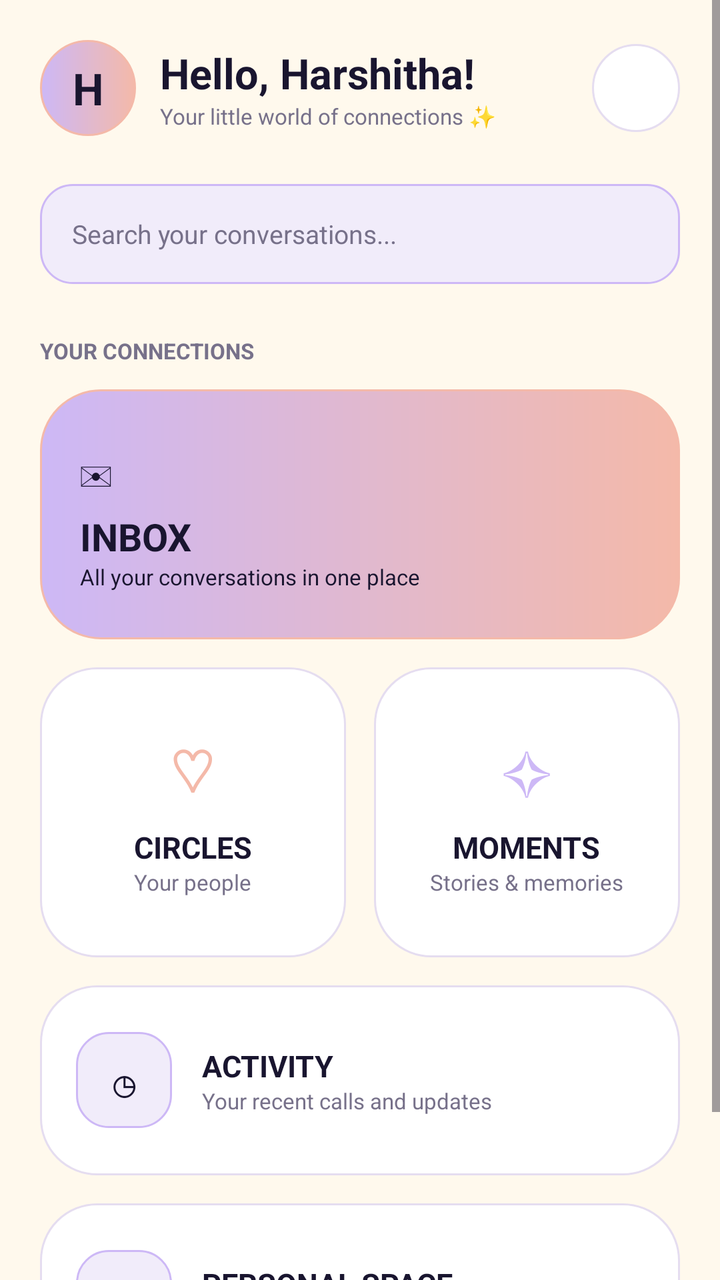
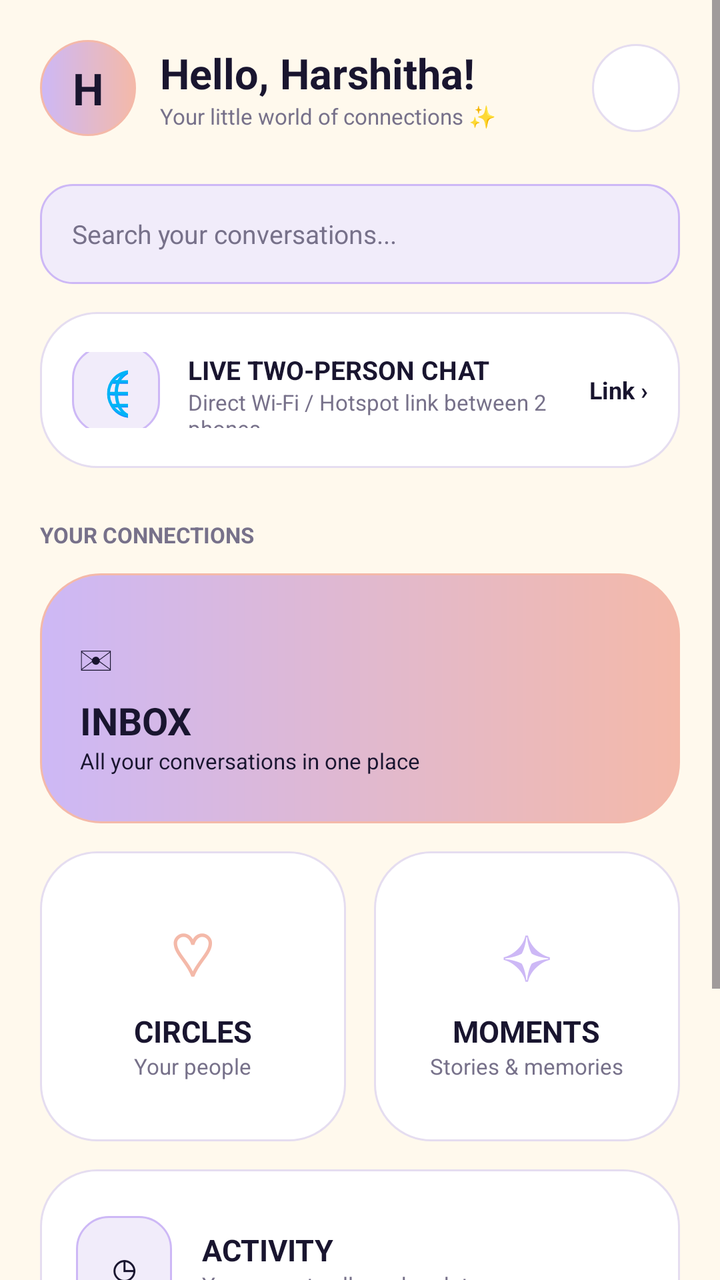

Screens rendered from an Android XML layout before and after an edit, with the pre-edit source and the edit as a unified diff.
<!-- AndroidManifest.xml: application theme Theme.LumaChat -->
<!-- res/layout/activity_main.xml -->
<?xml version="1.0" encoding="utf-8"?>
<ScrollView xmlns:android="http://schemas.android.com/apk/res/android"
    android:id="@+id/main"
    android:layout_width="match_parent"
    android:layout_height="match_parent"
    android:background="@color/background"
    android:fillViewport="true">

    <LinearLayout
        android:layout_width="match_parent"
        android:layout_height="wrap_content"
        android:orientation="vertical"
        android:padding="20dp">

        
        <LinearLayout
            android:layout_width="match_parent"
            android:layout_height="wrap_content"
            android:gravity="center_vertical"
            android:orientation="horizontal">

            <TextView
                android:id="@+id/tvHeaderAvatar"
                android:layout_width="48dp"
                android:layout_height="48dp"
                android:background="@drawable/button_background"
                android:gravity="center"
                android:text="H"
                android:textColor="@color/midnight_navy"
                android:textSize="22sp"
                android:textStyle="bold" />

            <LinearLayout
                android:layout_width="0dp"
                android:layout_height="wrap_content"
                android:layout_weight="1"
                android:orientation="vertical"
                android:paddingStart="12dp">

                <TextView
                    android:id="@+id/tvHeaderGreeting"
                    android:layout_width="wrap_content"
                    android:layout_height="wrap_content"
                    android:text="Hello, Harshitha!"
                    android:textColor="@color/midnight_navy"
                    android:textSize="21sp"
                    android:textStyle="bold" />

                <TextView
                    android:id="@+id/tvHeaderTagline"
                    android:layout_width="wrap_content"
                    android:layout_height="wrap_content"
                    android:text="Your little world of connections ✨"
                    android:textColor="@color/text_secondary"
                    android:textSize="11sp" />
            </LinearLayout>

            
            <FrameLayout
                android:layout_width="wrap_content"
                android:layout_height="wrap_content">

                <TextView
                    android:id="@+id/btnNotifications"
                    android:layout_width="44dp"
                    android:layout_height="44dp"
                    android:background="@drawable/card_background"
                    android:gravity="center"
                    android:text="🔔"
                    android:textSize="21sp"
                    android:clickable="true"
                    android:focusable="true" />

                <TextView
                    android:id="@+id/tvNotifBadge"
                    android:layout_width="18dp"
                    android:layout_height="18dp"
                    android:layout_gravity="top|end"
                    android:background="@drawable/badge_bg"
                    android:gravity="center"
                    android:text="2"
                    android:textColor="@color/card_white"
                    android:textSize="10sp"
                    android:textStyle="bold"
                    android:visibility="gone" />
            </FrameLayout>

        </LinearLayout>

        
        <EditText
            android:id="@+id/etMainSearch"
            android:layout_width="match_parent"
            android:layout_height="50dp"
            android:layout_marginTop="24dp"
            android:background="@drawable/input_field"
            android:hint="Search your conversations..."
            android:paddingHorizontal="16dp"
            android:textColor="@color/midnight_navy"
            android:textColorHint="@color/text_secondary"
            android:textSize="13sp"
            android:singleLine="true" />

        
        <TextView
            android:layout_width="wrap_content"
            android:layout_height="wrap_content"
            android:layout_marginTop="26dp"
            android:layout_marginBottom="12dp"
            android:text="YOUR CONNECTIONS"
            android:textColor="@color/text_secondary"
            android:textSize="11sp"
            android:textStyle="bold" />

        
        <LinearLayout
            android:id="@+id/cardInbox"
            android:layout_width="match_parent"
            android:layout_height="125dp"
            android:background="@drawable/button_background"
            android:clickable="true"
            android:focusable="true"
            android:gravity="center_vertical"
            android:orientation="vertical"
            android:padding="20dp">

            <TextView
                android:layout_width="wrap_content"
                android:layout_height="wrap_content"
                android:text="✉"
                android:textColor="@color/midnight_navy"
                android:textSize="23sp" />

            <TextView
                android:layout_width="wrap_content"
                android:layout_height="wrap_content"
                android:layout_marginTop="5dp"
                android:text="INBOX"
                android:textColor="@color/midnight_navy"
                android:textSize="19sp"
                android:textStyle="bold" />

            <TextView
                android:layout_width="wrap_content"
                android:layout_height="wrap_content"
                android:text="All your conversations in one place"
                android:textColor="@color/midnight_navy"
                android:textSize="11sp" />
        </LinearLayout>

        
        <LinearLayout
            android:layout_width="match_parent"
            android:layout_height="145dp"
            android:layout_marginTop="14dp"
            android:orientation="horizontal">

            <LinearLayout
                android:id="@+id/cardCircles"
                android:layout_width="0dp"
                android:layout_height="match_parent"
                android:layout_marginEnd="7dp"
                android:layout_weight="1"
                android:background="@drawable/card_background"
                android:clickable="true"
                android:focusable="true"
                android:gravity="center"
                android:orientation="vertical"
                android:padding="12dp">

                <TextView
                    android:layout_width="wrap_content"
                    android:layout_height="wrap_content"
                    android:text="♡"
                    android:textColor="@color/soft_peach"
                    android:textSize="30sp" />

                <TextView
                    android:layout_width="wrap_content"
                    android:layout_height="wrap_content"
                    android:layout_marginTop="8dp"
                    android:text="CIRCLES"
                    android:textColor="@color/midnight_navy"
                    android:textSize="15sp"
                    android:textStyle="bold" />

                <TextView
                    android:layout_width="wrap_content"
                    android:layout_height="wrap_content"
                    android:text="Your people"
                    android:textColor="@color/text_secondary"
                    android:textSize="11sp" />
            </LinearLayout>

            <LinearLayout
                android:id="@+id/cardMoments"
                android:layout_width="0dp"
                android:layout_height="match_parent"
                android:layout_marginStart="7dp"
                android:layout_weight="1"
                android:background="@drawable/card_background"
                android:clickable="true"
                android:focusable="true"
                android:gravity="center"
                android:orientation="vertical"
                android:padding="12dp">

                <TextView
                    android:layout_width="wrap_content"
                    android:layout_height="wrap_content"
                    android:text="✧"
                    android:textColor="@color/lavender"
                    android:textSize="30sp" />

                <TextView
                    android:layout_width="wrap_content"
                    android:layout_height="wrap_content"
                    android:layout_marginTop="8dp"
                    android:text="MOMENTS"
                    android:textColor="@color/midnight_navy"
                    android:textSize="15sp"
                    android:textStyle="bold" />

                <TextView
                    android:layout_width="wrap_content"
                    android:layout_height="wrap_content"
                    android:text="Stories &amp; memories"
                    android:textColor="@color/text_secondary"
                    android:textSize="11sp" />
            </LinearLayout>

        </LinearLayout>

        
        <LinearLayout
            android:id="@+id/cardActivity"
            android:layout_width="match_parent"
            android:layout_height="95dp"
            android:layout_marginTop="14dp"
            android:background="@drawable/card_background"
            android:clickable="true"
            android:focusable="true"
            android:gravity="center_vertical"
            android:orientation="horizontal"
            android:padding="18dp">

            <TextView
                android:layout_width="48dp"
                android:layout_height="48dp"
                android:background="@drawable/input_field"
                android:gravity="center"
                android:text="◷"
                android:textColor="@color/midnight_navy"
                android:textSize="25sp" />

            <LinearLayout
                android:layout_width="wrap_content"
                android:layout_height="wrap_content"
                android:orientation="vertical"
                android:paddingStart="15dp">

                <TextView
                    android:layout_width="wrap_content"
                    android:layout_height="wrap_content"
                    android:text="ACTIVITY"
                    android:textColor="@color/midnight_navy"
                    android:textSize="15sp"
                    android:textStyle="bold" />

                <TextView
                    android:layout_width="wrap_content"
                    android:layout_height="wrap_content"
                    android:text="Your recent calls and updates"
                    android:textColor="@color/text_secondary"
                    android:textSize="11sp" />
            </LinearLayout>
        </LinearLayout>

        
        <LinearLayout
            android:id="@+id/cardPersonalSpace"
            android:layout_width="match_parent"
            android:layout_height="95dp"
            android:layout_marginTop="14dp"
            android:layout_marginBottom="20dp"
            android:background="@drawable/card_background"
            android:clickable="true"
            android:focusable="true"
            android:gravity="center_vertical"
            android:orientation="horizontal"
            android:padding="18dp">

            <TextView
                android:id="@+id/tvPersonalSpaceAvatar"
                android:layout_width="48dp"
                android:layout_height="48dp"
                android:background="@drawable/input_field"
                android:gravity="center"
                android:text="H"
                android:textColor="@color/midnight_navy"
                android:textSize="21sp"
                android:textStyle="bold" />

            <LinearLayout
                android:layout_width="wrap_content"
                android:layout_height="wrap_content"
                android:orientation="vertical"
                android:paddingStart="15dp">

                <TextView
                    android:layout_width="wrap_content"
                    android:layout_height="wrap_content"
                    android:text="PERSONAL SPACE"
                    android:textColor="@color/midnight_navy"
                    android:textSize="15sp"
                    android:textStyle="bold" />

                <TextView
                    android:layout_width="wrap_content"
                    android:layout_height="wrap_content"
                    android:text="Your profile and saved memories"
                    android:textColor="@color/text_secondary"
                    android:textSize="11sp" />
            </LinearLayout>
        </LinearLayout>

    </LinearLayout>
</ScrollView>
<!-- resources referenced by this layout -->
<resources>
  <color name="background">#FFF9ED</color>
  <color name="card_white">#FFFFFF</color>
  <color name="lavender">#CDB8F6</color>
  <color name="midnight_navy">#19152F</color>
  <color name="soft_peach">#F4B9A9</color>
  <color name="text_secondary">#77718A</color>
  <!-- drawable badge_bg (drawable) -->
  <?xml version="1.0" encoding="utf-8"?>
  <shape xmlns:android="http://schemas.android.com/apk/res/android"
      android:shape="oval">
      <solid android:color="@color/soft_peach" />
  </shape>
  <!-- drawable button_background (drawable) -->
  <?xml version="1.0" encoding="utf-8"?>
  <shape xmlns:android="http://schemas.android.com/apk/res/android"
      android:shape="rectangle">
  
      <gradient
          android:startColor="@color/lavender"
          android:endColor="@color/soft_peach"
          android:angle="0" />
  
      <corners android:radius="30dp" />
  
      <stroke
          android:width="1dp"
          android:color="@color/soft_peach" />
  
  </shape>
  <!-- drawable card_background (drawable) -->
  <?xml version="1.0" encoding="utf-8"?>
  <shape xmlns:android="http://schemas.android.com/apk/res/android"
      android:shape="rectangle">
  
      <solid android:color="@color/card_white" />
  
      <corners android:radius="28dp" />
  
      <stroke
          android:width="1dp"
          android:color="@color/border_color" />
  
      <padding
          android:left="20dp"
          android:top="20dp"
          android:right="20dp"
          android:bottom="20dp" />
  
  </shape>
  <!-- drawable input_field (drawable) -->
  <?xml version="1.0" encoding="utf-8"?>
  <shape xmlns:android="http://schemas.android.com/apk/res/android"
      android:shape="rectangle">
  
      <solid android:color="@color/input_background" />
  
      <corners android:radius="16dp" />
  
      <stroke
          android:width="1dp"
          android:color="@color/lavender" />
  
      <padding
          android:left="16dp"
          android:right="16dp"
          android:top="8dp"
          android:bottom="8dp" />
  
  </shape>
  <style name="Theme.LumaChat" parent="Base.Theme.LumaChat" />
  <color name="border_color">#E5DDF0</color>
  <color name="input_background">#F1ECFA</color>
  <style name="Base.Theme.LumaChat" parent="Theme.Material3.DayNight.NoActionBar">
          
          
      </style>
</resources>

<!-- the commit's change to res/layout/activity_main.xml (unified diff, before → after) -->
@@ -102,6 +102,60 @@
             android:singleLine="true" />
 
         
+        <LinearLayout
+            android:id="@+id/cardP2PConnect"
+            android:layout_width="match_parent"
+            android:layout_height="78dp"
+            android:layout_marginTop="14dp"
+            android:background="@drawable/card_background"
+            android:clickable="true"
+            android:focusable="true"
+            android:gravity="center_vertical"
+            android:orientation="horizontal"
+            android:paddingHorizontal="16dp">
+
+            <TextView
+                android:layout_width="44dp"
+                android:layout_height="44dp"
+                android:background="@drawable/input_field"
+                android:gravity="center"
+                android:text="🌐"
+                android:textSize="22sp" />
+
+            <LinearLayout
+                android:layout_width="0dp"
+                android:layout_height="wrap_content"
+                android:layout_weight="1"
+                android:orientation="vertical"
+                android:paddingStart="14dp">
+
+                <TextView
+                    android:layout_width="wrap_content"
+                    android:layout_height="wrap_content"
+                    android:text="LIVE TWO-PERSON CHAT"
+                    android:textColor="@color/midnight_navy"
+                    android:textSize="13sp"
+                    android:textStyle="bold" />
+
+                <TextView
+                    android:id="@+id/tvP2PSubtitle"
+                    android:layout_width="wrap_content"
+                    android:layout_height="wrap_content"
+                    android:text="Direct Wi-Fi / Hotspot link between 2 phones"
+                    android:textColor="@color/text_secondary"
+                    android:textSize="11sp" />
+            </LinearLayout>
+
+            <TextView
+                android:layout_width="wrap_content"
+                android:layout_height="wrap_content"
+                android:text="Link ›"
+                android:textSize="12sp"
+                android:textStyle="bold"
+                android:textColor="@color/midnight_navy" />
+        </LinearLayout>
+
+        
         <TextView
             android:layout_width="wrap_content"
             android:layout_height="wrap_content"
